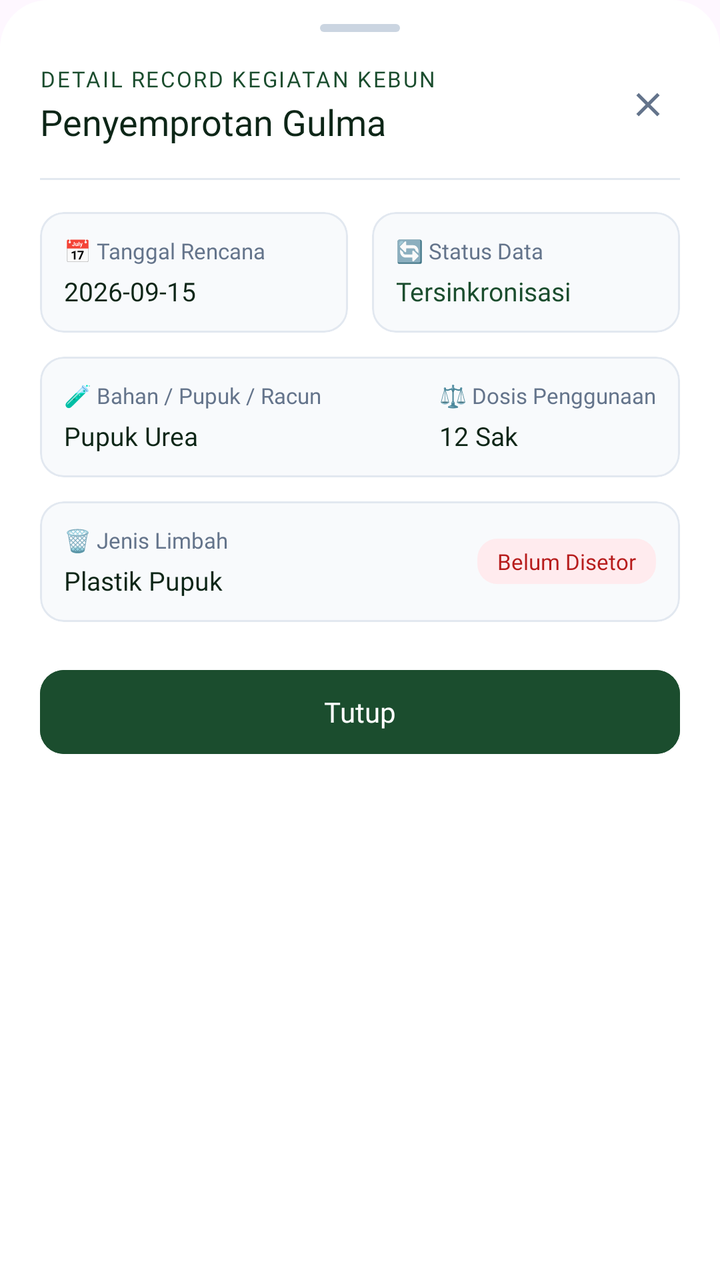
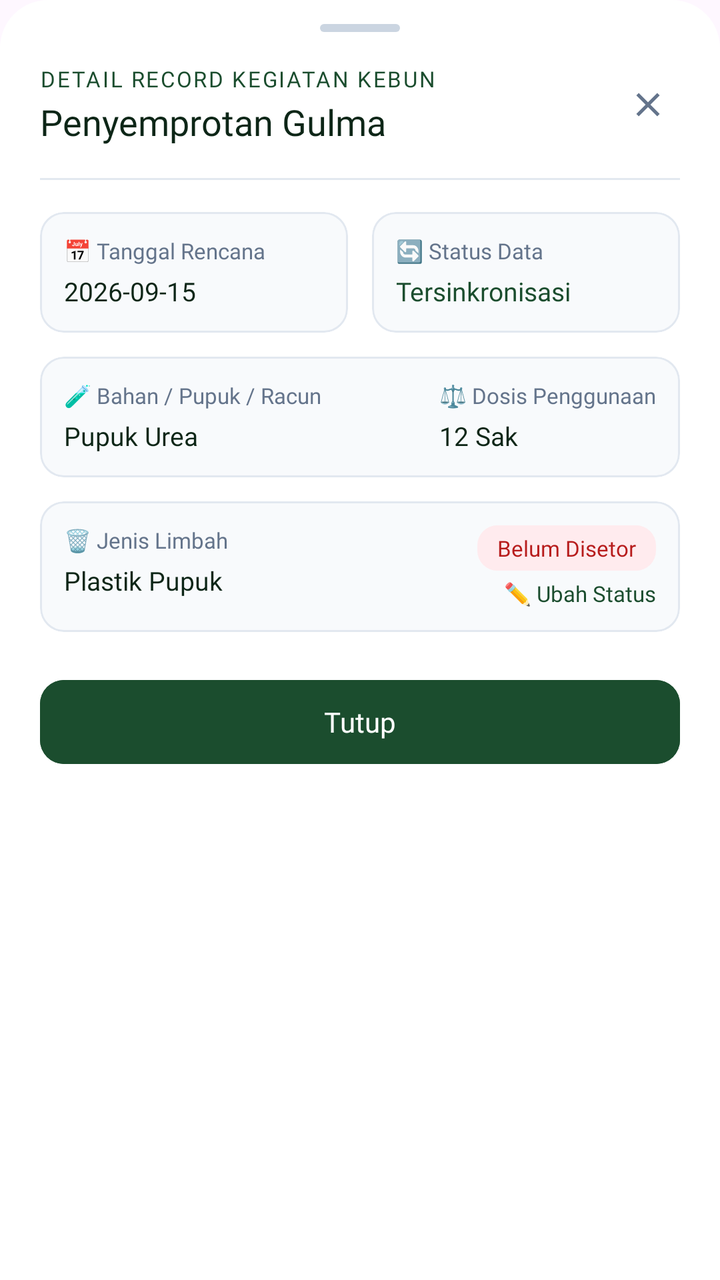

The first picture is an Android layout as it rendered before a commit; the second is the same layout after the commit. The layout source and the unified diff follow.
<!-- AndroidManifest.xml: application theme Theme.Notasawit -->
<!-- res/layout/dialog_detail_kegiatan.xml -->
<?xml version="1.0" encoding="utf-8"?>
<LinearLayout xmlns:android="http://schemas.android.com/apk/res/android"
    xmlns:app="http://schemas.android.com/apk/res-auto"
    android:layout_width="match_parent"
    android:layout_height="wrap_content"
    android:background="@drawable/bg_bottom_sheet_dialog"
    android:orientation="vertical"
    android:paddingHorizontal="20dp"
    android:paddingTop="12dp"
    android:paddingBottom="24dp">

    
    <View
        android:layout_width="40dp"
        android:layout_height="4dp"
        android:layout_gravity="center_horizontal"
        android:layout_marginBottom="16dp"
        android:background="@drawable/bg_drag_handle" />

    
    <RelativeLayout
        android:layout_width="match_parent"
        android:layout_height="wrap_content"
        android:layout_marginBottom="16dp">

        <LinearLayout
            android:layout_width="wrap_content"
            android:layout_height="wrap_content"
            android:layout_alignParentStart="true"
            android:layout_toStartOf="@id/btnClose"
            android:orientation="vertical">

            <TextView
                android:layout_width="wrap_content"
                android:layout_height="wrap_content"
                android:fontFamily="@font/poppins_bold"
                android:letterSpacing="0.08"
                android:text="DETAIL RECORD KEGIATAN KEBUN"
                android:textColor="#1B4D2E"
                android:textSize="11sp" />

            <TextView
                android:id="@+id/tvDetailJenisKegiatan"
                android:layout_width="wrap_content"
                android:layout_height="wrap_content"
                android:layout_marginTop="2dp"
                android:fontFamily="@font/poppins_bold"
                android:text="Penyemprotan Gulma"
                android:textColor="#0D2617"
                android:textSize="18sp" />
        </LinearLayout>

        <ImageView
            android:id="@+id/btnClose"
            android:layout_width="32dp"
            android:layout_height="32dp"
            android:layout_alignParentEnd="true"
            android:layout_centerVertical="true"
            android:background="?attr/selectableItemBackgroundBorderless"
            android:padding="6dp"
            android:src="@drawable/ic_close"
            app:tint="#64748B" />
    </RelativeLayout>

    <View
        android:layout_width="match_parent"
        android:layout_height="1dp"
        android:layout_marginBottom="16dp"
        android:background="#E2E8F0" />

    
    <LinearLayout
        android:layout_width="match_parent"
        android:layout_height="wrap_content"
        android:layout_marginBottom="12dp"
        android:baselineAligned="false"
        android:orientation="horizontal">

        
        <com.google.android.material.card.MaterialCardView
            android:layout_width="0dp"
            android:layout_height="wrap_content"
            android:layout_marginEnd="6dp"
            android:layout_weight="1"
            app:cardBackgroundColor="#F8FAFC"
            app:cardCornerRadius="12dp"
            app:cardElevation="0dp"
            app:strokeColor="#E2E8F0"
            app:strokeWidth="1dp">

            <LinearLayout
                android:layout_width="match_parent"
                android:layout_height="wrap_content"
                android:orientation="vertical"
                android:padding="12dp">

                <TextView
                    android:layout_width="wrap_content"
                    android:layout_height="wrap_content"
                    android:fontFamily="@font/poppins_medium"
                    android:text="📅 Tanggal Rencana"
                    android:textColor="#64748B"
                    android:textSize="11sp" />

                <TextView
                    android:id="@+id/tvDetailTanggal"
                    android:layout_width="wrap_content"
                    android:layout_height="wrap_content"
                    android:layout_marginTop="4dp"
                    android:fontFamily="@font/poppins_semibold"
                    android:text="2026-09-15"
                    android:textColor="#0D2617"
                    android:textSize="13sp" />
            </LinearLayout>
        </com.google.android.material.card.MaterialCardView>

        
        <com.google.android.material.card.MaterialCardView
            android:layout_width="0dp"
            android:layout_height="wrap_content"
            android:layout_marginStart="6dp"
            android:layout_weight="1"
            app:cardBackgroundColor="#F8FAFC"
            app:cardCornerRadius="12dp"
            app:cardElevation="0dp"
            app:strokeColor="#E2E8F0"
            app:strokeWidth="1dp">

            <LinearLayout
                android:layout_width="match_parent"
                android:layout_height="wrap_content"
                android:orientation="vertical"
                android:padding="12dp">

                <TextView
                    android:layout_width="wrap_content"
                    android:layout_height="wrap_content"
                    android:fontFamily="@font/poppins_medium"
                    android:text="🔄 Status Data"
                    android:textColor="#64748B"
                    android:textSize="11sp" />

                <TextView
                    android:id="@+id/tvDetailStatusSync"
                    android:layout_width="wrap_content"
                    android:layout_height="wrap_content"
                    android:layout_marginTop="4dp"
                    android:fontFamily="@font/poppins_bold"
                    android:text="Tersinkronisasi"
                    android:textColor="#1B4D2E"
                    android:textSize="13sp" />
            </LinearLayout>
        </com.google.android.material.card.MaterialCardView>
    </LinearLayout>

    
    <com.google.android.material.card.MaterialCardView
        android:layout_width="match_parent"
        android:layout_height="wrap_content"
        android:layout_marginBottom="12dp"
        app:cardBackgroundColor="#F8FAFC"
        app:cardCornerRadius="12dp"
        app:cardElevation="0dp"
        app:strokeColor="#E2E8F0"
        app:strokeWidth="1dp">

        <LinearLayout
            android:layout_width="match_parent"
            android:layout_height="wrap_content"
            android:orientation="vertical"
            android:padding="12dp">

            <LinearLayout
                android:layout_width="match_parent"
                android:layout_height="wrap_content"
                android:orientation="horizontal">

                
                <LinearLayout
                    android:layout_width="0dp"
                    android:layout_height="wrap_content"
                    android:layout_weight="1"
                    android:orientation="vertical">

                    <TextView
                        android:layout_width="wrap_content"
                        android:layout_height="wrap_content"
                        android:fontFamily="@font/poppins_medium"
                        android:text="🧪 Bahan / Pupuk / Racun"
                        android:textColor="#64748B"
                        android:textSize="11sp" />

                    <TextView
                        android:id="@+id/tvDetailBahan"
                        android:layout_width="wrap_content"
                        android:layout_height="wrap_content"
                        android:layout_marginTop="4dp"
                        android:fontFamily="@font/poppins_semibold"
                        android:text="Pupuk Urea"
                        android:textColor="#0D2617"
                        android:textSize="13sp" />
                </LinearLayout>

                
                <LinearLayout
                    android:layout_width="wrap_content"
                    android:layout_height="wrap_content"
                    android:orientation="vertical">

                    <TextView
                        android:layout_width="wrap_content"
                        android:layout_height="wrap_content"
                        android:fontFamily="@font/poppins_medium"
                        android:text="⚖️ Dosis Penggunaan"
                        android:textColor="#64748B"
                        android:textSize="11sp" />

                    <TextView
                        android:id="@+id/tvDetailDosis"
                        android:layout_width="wrap_content"
                        android:layout_height="wrap_content"
                        android:layout_marginTop="4dp"
                        android:fontFamily="@font/poppins_semibold"
                        android:text="12 Sak"
                        android:textColor="#0D2617"
                        android:textSize="13sp" />
                </LinearLayout>
            </LinearLayout>
        </LinearLayout>
    </com.google.android.material.card.MaterialCardView>

    
    <com.google.android.material.card.MaterialCardView
        android:layout_width="match_parent"
        android:layout_height="wrap_content"
        android:layout_marginBottom="20dp"
        app:cardBackgroundColor="#F8FAFC"
        app:cardCornerRadius="12dp"
        app:cardElevation="0dp"
        app:strokeColor="#E2E8F0"
        app:strokeWidth="1dp">

        <LinearLayout
            android:layout_width="match_parent"
            android:layout_height="wrap_content"
            android:orientation="vertical"
            android:padding="12dp">

            <RelativeLayout
                android:layout_width="match_parent"
                android:layout_height="wrap_content">

                <LinearLayout
                    android:layout_width="wrap_content"
                    android:layout_height="wrap_content"
                    android:layout_alignParentStart="true"
                    android:orientation="vertical">

                    <TextView
                        android:layout_width="wrap_content"
                        android:layout_height="wrap_content"
                        android:fontFamily="@font/poppins_medium"
                        android:text="🗑️ Jenis Limbah"
                        android:textColor="#64748B"
                        android:textSize="11sp" />

                    <TextView
                        android:id="@+id/tvDetailLimbah"
                        android:layout_width="wrap_content"
                        android:layout_height="wrap_content"
                        android:layout_marginTop="4dp"
                        android:fontFamily="@font/poppins_semibold"
                        android:text="Plastik Pupuk"
                        android:textColor="#0D2617"
                        android:textSize="13sp" />
                </LinearLayout>

                <TextView
                    android:id="@+id/tvDetailStatusLimbahBadge"
                    android:layout_width="wrap_content"
                    android:layout_height="wrap_content"
                    android:layout_alignParentEnd="true"
                    android:layout_centerVertical="true"
                    android:background="@drawable/bg_badge_red"
                    android:fontFamily="@font/poppins_bold"
                    android:paddingHorizontal="10dp"
                    android:paddingVertical="4dp"
                    android:text="Belum Disetor"
                    android:textColor="#B71C1C"
                    android:textSize="11sp" />
            </RelativeLayout>
        </LinearLayout>
    </com.google.android.material.card.MaterialCardView>

    
    <com.google.android.material.button.MaterialButton
        android:id="@+id/btnTutup"
        android:layout_width="match_parent"
        android:layout_height="50dp"
        android:backgroundTint="#1B4D2E"
        android:fontFamily="@font/poppins_bold"
        android:text="Tutup"
        android:textAllCaps="false"
        android:textColor="#FFFFFF"
        android:textSize="14sp"
        app:cornerRadius="12dp" />

</LinearLayout>
<!-- resources referenced by this layout -->
<resources>
  <!-- drawable bg_badge_red (drawable) -->
  <?xml version="1.0" encoding="utf-8"?>
  <shape xmlns:android="http://schemas.android.com/apk/res/android"
      android:shape="rectangle">
      <solid android:color="#FFEBEE" />
      <corners android:radius="10dp" />
  </shape>
  <!-- drawable bg_bottom_sheet_dialog (drawable) -->
  <?xml version="1.0" encoding="utf-8"?>
  <shape xmlns:android="http://schemas.android.com/apk/res/android"
      android:shape="rectangle">
      <solid android:color="#FFFFFF" />
      <corners
          android:topLeftRadius="24dp"
          android:topRightRadius="24dp" />
  </shape>
  <!-- drawable bg_drag_handle (drawable) -->
  <?xml version="1.0" encoding="utf-8"?>
  <shape xmlns:android="http://schemas.android.com/apk/res/android"
      android:shape="rectangle">
      <solid android:color="#CBD5E1" />
      <corners android:radius="4dp" />
  </shape>
  <!-- drawable ic_close (drawable) -->
  <vector xmlns:android="http://schemas.android.com/apk/res/android"
      android:width="24dp"
      android:height="24dp"
      android:viewportWidth="24"
      android:viewportHeight="24">
    <path
        android:fillColor="#FF000000"
        android:pathData="M19,6.41L17.59,5 12,10.59 6.41,5 5,6.41 10.59,12 5,17.59 6.41,19 12,13.41 17.59,19 19,17.59 13.41,12z"/>
  </vector>
  <style name="Theme.Notasawit" parent="Base.Theme.Notasawit" />
  <style name="Base.Theme.Notasawit" parent="Theme.Material3.Light.NoActionBar">
          
          <item name="colorPrimary">@color/primary</item>
          <item name="colorSecondary">@color/secondary</item>
          <item name="colorTertiary">@color/tertiary</item>
          <item name="android:statusBarColor">@color/white</item>
          <item name="android:windowLightStatusBar">true</item>
          
          <item name="elevationOverlayEnabled">false</item>
          <item name="colorSurface">@color/white</item>
          
          <item name="colorControlNormal">@color/tertiary</item>
          <item name="colorControlActivated">@color/primary</item>
      </style>
  <color name="primary">#1B4D2E</color>
  <color name="secondary">#D4AF37</color>
  <color name="tertiary">#002617</color>
  <color name="white">#FFFFFFFF</color>
</resources>

<!-- the commit's change to res/layout/dialog_detail_kegiatan.xml (unified diff, before → after) -->
@@ -275,19 +275,39 @@
                         android:textSize="13sp" />
                 </LinearLayout>
 
-                <TextView
-                    android:id="@+id/tvDetailStatusLimbahBadge"
+                <LinearLayout
                     android:layout_width="wrap_content"
                     android:layout_height="wrap_content"
                     android:layout_alignParentEnd="true"
                     android:layout_centerVertical="true"
-                    android:background="@drawable/bg_badge_red"
-                    android:fontFamily="@font/poppins_bold"
-                    android:paddingHorizontal="10dp"
-                    android:paddingVertical="4dp"
-                    android:text="Belum Disetor"
-                    android:textColor="#B71C1C"
-                    android:textSize="11sp" />
+                    android:gravity="end"
+                    android:orientation="vertical">
+
+                    <TextView
+                        android:id="@+id/tvDetailStatusLimbahBadge"
+                        android:layout_width="wrap_content"
+                        android:layout_height="wrap_content"
+                        android:background="@drawable/bg_badge_red"
+                        android:fontFamily="@font/poppins_bold"
+                        android:paddingHorizontal="10dp"
+                        android:paddingVertical="4dp"
+                        android:text="Belum Disetor"
+                        android:textColor="#B71C1C"
+                        android:textSize="11sp" />
+
+                    <TextView
+                        android:id="@+id/btnUbahStatusLimbah"
+                        android:layout_width="wrap_content"
+                        android:layout_height="wrap_content"
+                        android:layout_marginTop="4dp"
+                        android:background="?attr/selectableItemBackground"
+                        android:clickable="true"
+                        android:focusable="true"
+                        android:fontFamily="@font/poppins_semibold"
+                        android:text="✏️ Ubah Status"
+                        android:textColor="#1B4D2E"
+                        android:textSize="11sp" />
+                </LinearLayout>
             </RelativeLayout>
         </LinearLayout>
     </com.google.android.material.card.MaterialCardView>
